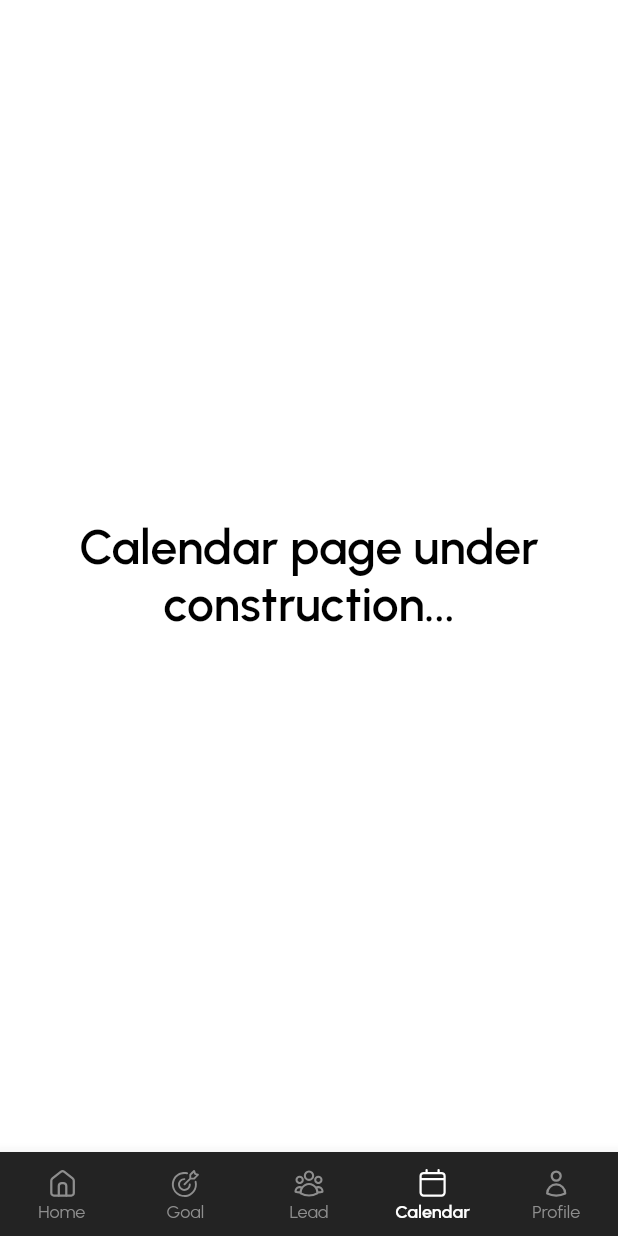
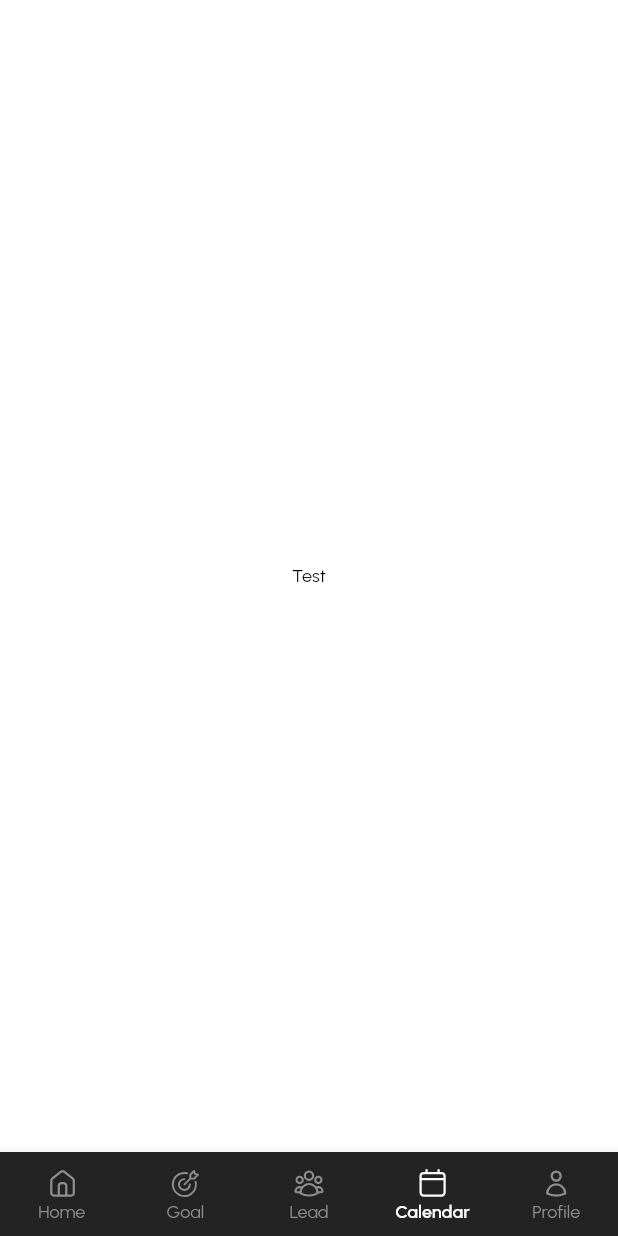
Before and after one commit to shbadon/pumpkin_mobile_app, a Flutter app: the Dashboard screen opened by its route, item 4 of the bottom bar chosen, on a phone screen of 412 x 824 dp. Run offline on Flutter 3.47's test engine with Material 2 defaults, Android fonts, the phone set to English and light mode, and no system bars; our stand-ins replace animated_text_kit, device_info_plus, file_picker, firebase_auth, firebase_core, flutter_dotenv and 13 more; missing offline and left inert: clipboard, country_pickers, floating_action_bubble, flutter_facebook_auth, pattern_formatter; accounts and stored records are empty; network calls fail.

Commit message:
route set

```diff
--- /dev/null
+++ b/lib/screens/calendar/calendar_screen.dart
@@ -0,0 +1,20 @@
+import 'package:flutter/material.dart';
+
+class CalendarScreen extends StatefulWidget {
+  const CalendarScreen({Key? key}) : super(key: key);
+
+  @override
+  _CalendarScreenState createState() => _CalendarScreenState();
+}
+
+class _CalendarScreenState extends State<CalendarScreen> {
+  @override
+  Widget build(BuildContext context) {
+    return Scaffold(body: Center(
+
+      child: Text(
+        'Test',
+      ),
+    ));
+  }
+}
--- a/lib/screens/dashboard/dashboard.dart
+++ b/lib/screens/dashboard/dashboard.dart
@@ -3,6 +3,7 @@ import 'package:flutter/services.dart';
 import 'package:flutter_svg/svg.dart';
 import 'package:get/get_state_manager/get_state_manager.dart';
 import 'package:pumpkin/controllers/get_controllers.dart';
+import 'package:pumpkin/screens/calendar/calendar_screen.dart';
 import 'package:pumpkin/screens/leads/leads%20_list_screen.dart';
 import 'package:pumpkin/screens/profile/my_profile_screen.dart';
 import 'package:pumpkin/theme.dart';
@@ -109,19 +110,7 @@ class Dashboard extends StatelessWidget {
       case 2:
         return const LeadsListScreen();
       case 3:
-        return Column(
-          mainAxisAlignment: MainAxisAlignment.center,
-          children: [
-            Center(
-              child: Text(
-                'Calendar page under construction...',
-                textAlign: TextAlign.center,
-                style: defaultTheme.textTheme.headline1!
-                    .copyWith(overflow: TextOverflow.visible),
-              ),
-            ),
-          ],
-        );
+        return CalendarScreen();
       case 4:
         return const MyProfileScreen();
       default:
```
